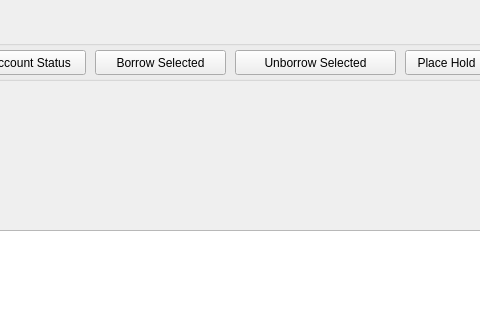
This is mainwindow.ui in MichelBehnia/COMP3004-group103 as Qt 5 draws it before an edit; both pictures show x 655 to 1135 and y 0 to 320 of the 1301 by 552 pixel window. The edited form follows.
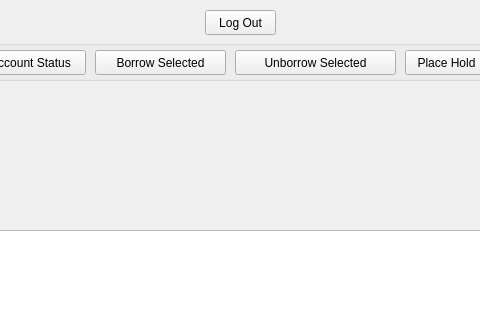
This is the edited form. The open tabs and pages were chosen to show the change.

Commit message: added logout functionality

```diff
--- a/mainwindow.ui
+++ b/mainwindow.ui
@@ -403,6 +403,19 @@
      </widget>
     </widget>
    </widget>
+   <widget class="QPushButton" name="logoutButton">
+    <property name="geometry">
+     <rect>
+      <x>860</x>
+      <y>10</y>
+      <width>71</width>
+      <height>25</height>
+     </rect>
+    </property>
+    <property name="text">
+     <string>Log Out</string>
+    </property>
+   </widget>
   </widget>
   <widget class="QStatusBar" name="statusbar"/>
  </widget>
```
Left out of the diff: 2 changed lines with no effect on the pictures. The commit also changes 2 other files.
